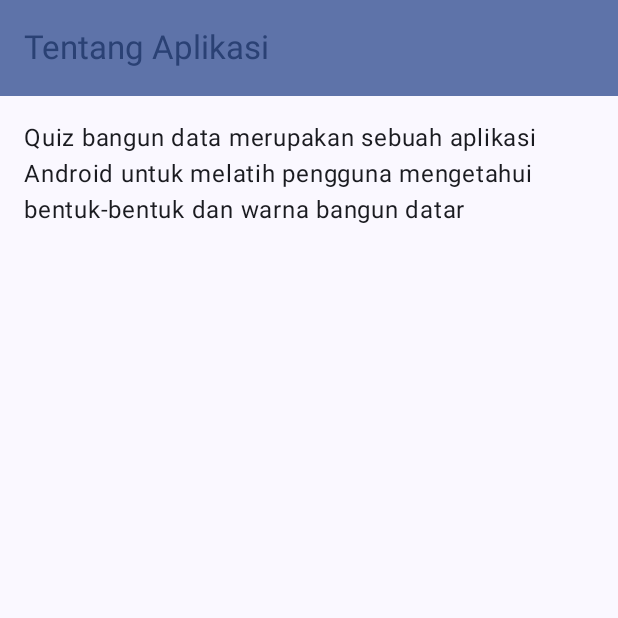
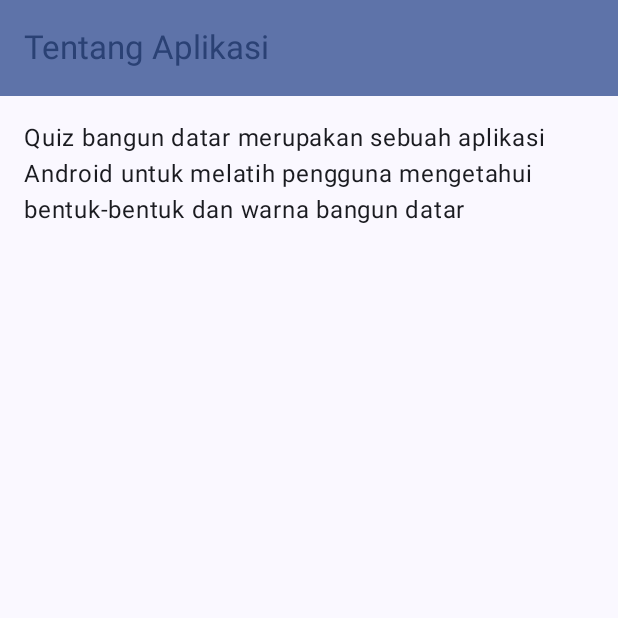
Before and after one commit to alfon57/Assesment1-3101, an Android app built with Jetpack Compose: the AboutScreen screen opened through its navigation route, on a phone screen of 412 x 824 dp, the top half of it. Run offline under Robolectric (Android 15) with nearby library versions, the phone set to English and light mode, and no system bars.

Commit message:
Membuat navigasi menggunakan menu

```diff
--- a/app/src/main/java/org/d3if3101/assesment1/navigation/NavGraph.kt
+++ b/app/src/main/java/org/d3if3101/assesment1/navigation/NavGraph.kt
@@ -19,7 +19,7 @@ fun SetUpNavGraph(navController: NavHostController = rememberNavController())
     {
         composable(route = Screen.Home.route)
         {
-            MainScreen()
+            MainScreen(navController)
         }
         composable(route = Screen.About.route)
         {
--- a/app/src/main/java/org/d3if3101/assesment1/screen/MainScreen.kt
+++ b/app/src/main/java/org/d3if3101/assesment1/screen/MainScreen.kt
@@ -4,7 +4,11 @@ import android.content.res.Configuration
 import androidx.compose.foundation.layout.Column
 import androidx.compose.foundation.layout.fillMaxSize
 import androidx.compose.foundation.layout.padding
+import androidx.compose.material.icons.Icons
+import androidx.compose.material.icons.outlined.Info
 import androidx.compose.material3.ExperimentalMaterial3Api
+import androidx.compose.material3.Icon
+import androidx.compose.material3.IconButton
 import androidx.compose.material3.MaterialTheme
 import androidx.compose.material3.Scaffold
 import androidx.compose.material3.Text
@@ -15,12 +19,16 @@ import androidx.compose.ui.Modifier
 import androidx.compose.ui.res.stringResource
 import androidx.compose.ui.tooling.preview.Preview
 import androidx.compose.ui.unit.dp
+import androidx.navigation.NavController
+import androidx.navigation.NavHostController
+import androidx.navigation.compose.rememberNavController
 import org.d3if3101.assesment1.R
+import org.d3if3101.assesment1.navigation.Screen
 import org.d3if3101.assesment1.ui.theme.Assesment1Theme
 
 @OptIn(ExperimentalMaterial3Api::class)
 @Composable
-fun MainScreen()
+fun MainScreen(navController: NavHostController)
 {
     Scaffold(topBar = {
         TopAppBar(title =
@@ -29,7 +37,18 @@ fun MainScreen()
             colors = TopAppBarDefaults.mediumTopAppBarColors(
                 containerColor = MaterialTheme.colorScheme.primaryContainer,
                 titleContentColor = MaterialTheme.colorScheme.primary,
-            )
+            ),
+            actions =
+            {
+                IconButton(onClick = {navController.navigate(Screen.About.route)})
+                {
+                    Icon(
+                        imageVector = Icons.Outlined.Info,
+                        contentDescription = stringResource(id = R.string.tentang_aplikasi),
+                        tint = MaterialTheme.colorScheme.primary
+                    )
+                }
+            }
         )
     }
     ) { padding ->
@@ -40,7 +59,9 @@ fun MainScreen()
 @Composable
 fun ScreenContent(modifier: Modifier)
 {
-    Column (modifier = modifier.fillMaxSize().padding(16.dp))
+    Column (modifier = modifier
+        .fillMaxSize()
+        .padding(16.dp))
     {
 
     }
@@ -51,6 +72,6 @@ fun ScreenContent(modifier: Modifier)
 @Composable
 fun ScreenPreview() {
     Assesment1Theme {
-        MainScreen()
+        MainScreen(rememberNavController())
     }
 }
--- a/app/src/main/res/values/strings.xml
+++ b/app/src/main/res/values/strings.xml
@@ -1,6 +1,6 @@
 <resources>
     <string name="app_name">Quiz Bangun Datar</string>
     <string name="tentang_aplikasi">Tentang Aplikasi</string>
-    <string name="copyright">Quiz bangun data merupakan sebuah aplikasi Android untuk melatih
+    <string name="copyright">Quiz bangun datar merupakan sebuah aplikasi Android untuk melatih
         pengguna mengetahui bentuk-bentuk dan warna bangun datar</string>
 </resources>
```
